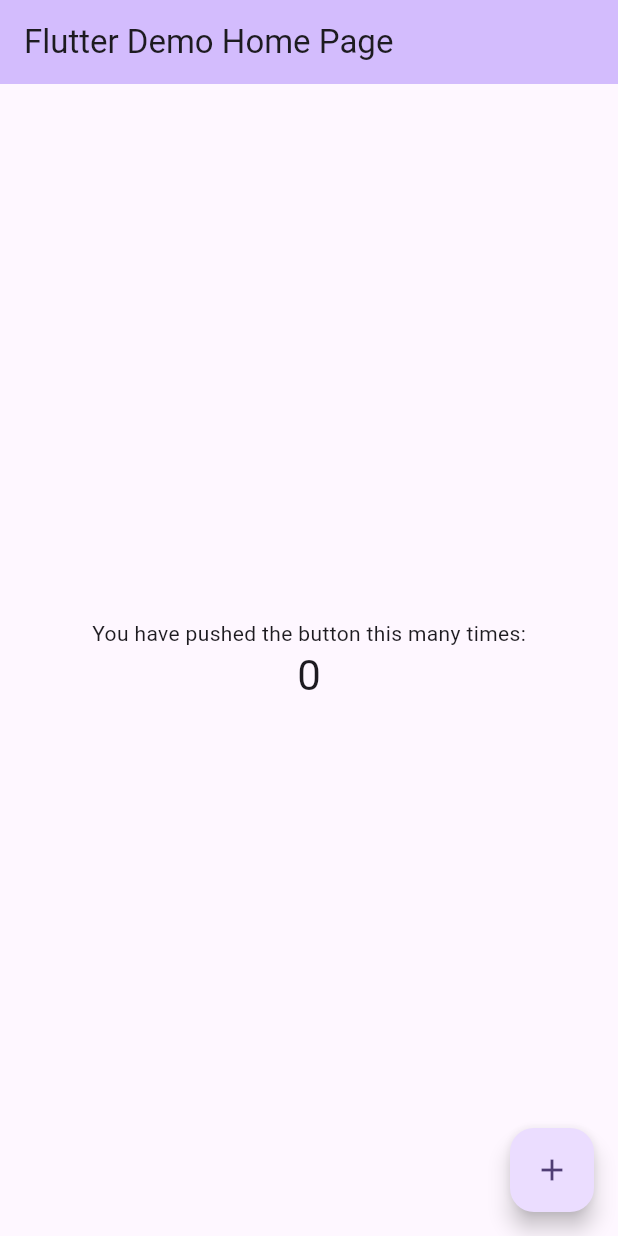
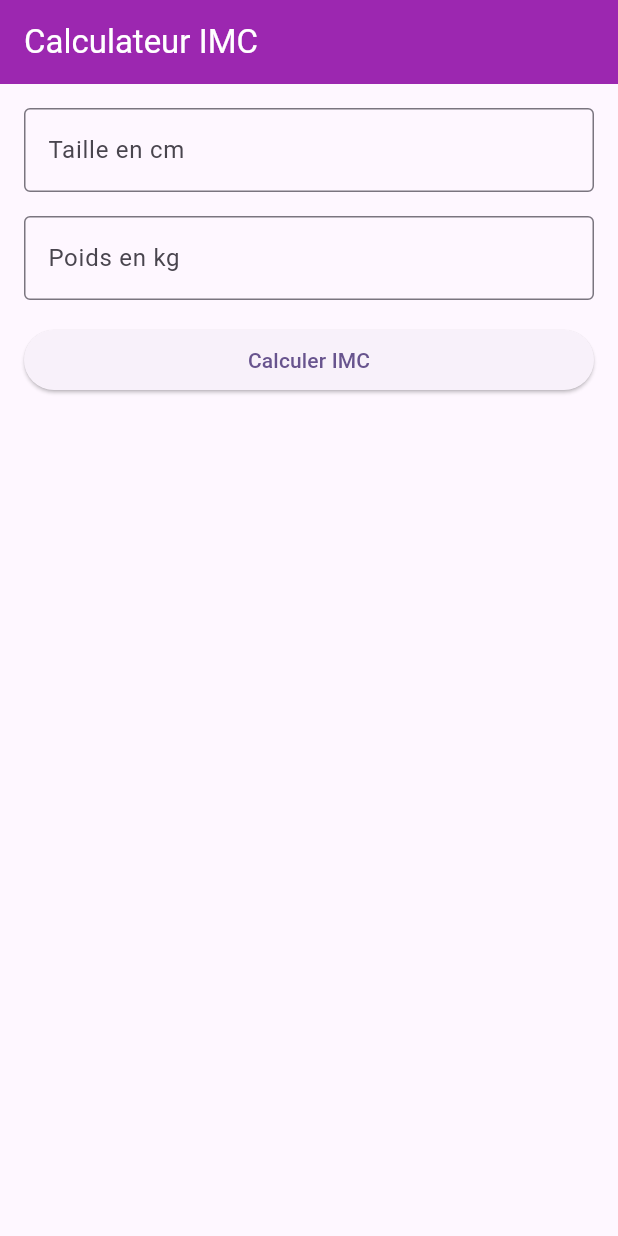
Before and after one commit to naelbenaissa/flutter_etu, a Flutter app: the screen it shows after launch, on a phone screen of 412 x 824 dp. Run offline on Flutter 3.47's test engine with Material 3 defaults, Android fonts, the phone set to English and light mode, and no system bars.

Commit message:
Initial Commit

```diff
--- a/lib/main.dart
+++ b/lib/main.dart
@@ -1,4 +1,5 @@
 import 'package:flutter/material.dart';
+import 'package:flutter_imc/views/home/home.dart';
 
 void main() {
   runApp(const MyApp());
@@ -7,119 +8,15 @@
 class MyApp extends StatelessWidget {
   const MyApp({super.key});
 
-  // This widget is the root of your application.
   @override
   Widget build(BuildContext context) {
     return MaterialApp(
       title: 'Flutter Demo',
       theme: ThemeData(
-        // This is the theme of your application.
-        //
-        // TRY THIS: Try running your application with "flutter run". You'll see
-        // the application has a purple toolbar. Then, without quitting the app,
-        // try changing the seedColor in the colorScheme below to Colors.green
-        // and then invoke "hot reload" (save your changes or press the "hot
-        // reload" button in a Flutter-supported IDE, or press "r" if you used
-        // the command line to start the app).
-        //
-        // Notice that the counter didn't reset back to zero; the application
-        // state is not lost during the reload. To reset the state, use hot
-        // restart instead.
-        //
-        // This works for code too, not just values: Most code changes can be
-        // tested with just a hot reload.
         colorScheme: ColorScheme.fromSeed(seedColor: Colors.deepPurple),
         useMaterial3: true,
       ),
-      home: const MyHomePage(title: 'Flutter Demo Home Page'),
+      home: const Home(),
     );
   }
 }
-
-class MyHomePage extends StatefulWidget {
-  const MyHomePage({super.key, required this.title});
-
-  // This widget is the home page of your application. It is stateful, meaning
-  // that it has a State object (defined below) that contains fields that affect
-  // how it looks.
-
-  // This class is the configuration for the state. It holds the values (in this
-  // case the title) provided by the parent (in this case the App widget) and
-  // used by the build method of the State. Fields in a Widget subclass are
-  // always marked "final".
-
-  final String title;
-
-  @override
-  State<MyHomePage> createState() => _MyHomePageState();
-}
-
-class _MyHomePageState extends State<MyHomePage> {
-  int _counter = 0;
-
-  void _incrementCounter() {
-    setState(() {
-      // This call to setState tells the Flutter framework that something has
-      // changed in this State, which causes it to rerun the build method below
-      // so that the display can reflect the updated values. If we changed
-      // _counter without calling setState(), then the build method would not be
-      // called again, and so nothing would appear to happen.
-      _counter++;
-    });
-  }
-
-  @override
-  Widget build(BuildContext context) {
-    // This method is rerun every time setState is called, for instance as done
-    // by the _incrementCounter method above.
-    //
-    // The Flutter framework has been optimized to make rerunning build methods
-    // fast, so that you can just rebuild anything that needs updating rather
-    // than having to individually change instances of widgets.
-    return Scaffold(
-      appBar: AppBar(
-        // TRY THIS: Try changing the color here to a specific color (to
-        // Colors.amber, perhaps?) and trigger a hot reload to see the AppBar
-        // change color while the other colors stay the same.
-        backgroundColor: Theme.of(context).colorScheme.inversePrimary,
-        // Here we take the value from the MyHomePage object that was created by
-        // the App.build method, and use it to set our appbar title.
-        title: Text(widget.title),
-      ),
-      body: Center(
-        // Center is a layout widget. It takes a single child and positions it
-        // in the middle of the parent.
-        child: Column(
-          // Column is also a layout widget. It takes a list of children and
-          // arranges them vertically. By default, it sizes itself to fit its
-          // children horizontally, and tries to be as tall as its parent.
-          //
-          // Column has various properties to control how it sizes itself and
-          // how it positions its children. Here we use mainAxisAlignment to
-          // center the children vertically; the main axis here is the vertical
-          // axis because Columns are vertical (the cross axis would be
-          // horizontal).
-          //
-          // TRY THIS: Invoke "debug painting" (choose the "Toggle Debug Paint"
-          // action in the IDE, or press "p" in the console), to see the
-          // wireframe for each widget.
-          mainAxisAlignment: MainAxisAlignment.center,
-          children: <Widget>[
-            const Text(
-              'You have pushed the button this many times:',
-            ),
-            Text(
-              '$_counter',
-              style: Theme.of(context).textTheme.headlineMedium,
-            ),
-          ],
-        ),
-      ),
-      floatingActionButton: FloatingActionButton(
-        onPressed: _incrementCounter,
-        tooltip: 'Increment',
-        child: const Icon(Icons.add),
-      ), // This trailing comma makes auto-formatting nicer for build methods.
-    );
-  }
-}
--- /dev/null
+++ b/lib/views/home/home.dart
@@ -0,0 +1,87 @@
+import 'package:flutter/material.dart';
+
+class Home extends StatefulWidget {
+  const Home({super.key});
+
+  @override
+  _HomeState createState() => _HomeState();
+}
+
+class _HomeState extends State<Home> {
+  final _formKey = GlobalKey<FormState>();
+  final _tailleController = TextEditingController();
+  final _poidsController = TextEditingController();
+
+
+  void _calculerIMC() {
+    if (_formKey.currentState!.validate()) {
+      final taille = double.parse(_tailleController.text) / 100;
+      final poids = double.parse(_poidsController.text);
+      final imc = poids / (taille * taille);
+
+      showDialog(
+        context: context,
+        builder: (context) => AlertDialog(
+          title: const Text('Votre IMC'),
+          content: Text('Votre IMC est de ${imc.toStringAsFixed(2)}'),
+          actions: [
+            TextButton(
+              onPressed: () => Navigator.pop(context),
+              child: const Text('OK'),
+            ),
+          ],
+        ),
+      );
+    }
+  }
+
+  @override
+  Widget build(BuildContext context) {
+    return Scaffold(
+      appBar: AppBar(
+        title: const Text('Calculateur IMC'),
+        backgroundColor: Colors.purple,
+        foregroundColor: Colors.white,
+      ),
+      body: Padding(
+        padding: const EdgeInsets.all(16.0),
+        child: Form(
+          key: _formKey,
+          child: Column(
+            crossAxisAlignment: CrossAxisAlignment.stretch,
+            children: [
+              TextFormField(
+                controller: _tailleController,
+                decoration: const InputDecoration(
+                  labelText: 'Taille en cm',
+                  border: OutlineInputBorder(),
+                ),
+                keyboardType: TextInputType.number,
+                validator: (value) => (value == null || double.tryParse(value) == null || double.parse(value) <= 0)
+                    ? 'Veuillez entrer une taille valide.'
+                    : null,
+              ),
+              const SizedBox(height: 16),
+              TextFormField(
+                controller: _poidsController,
+                decoration: const InputDecoration(
+                  labelText: 'Poids en kg',
+                  border: OutlineInputBorder(),
+                ),
+                keyboardType: TextInputType.number,
+                validator: (value) => (value == null || double.tryParse(value) == null || double.parse(value) <= 0)
+                    ? 'Veuillez entrer un poids valide.'
+                    : null,
+              ),
+              const SizedBox(height: 16),
+              ElevatedButton(
+                onPressed: _calculerIMC,
+                child: const Text('Calculer IMC'),
+              ),
+            ],
+          ),
+        ),
+      ),
+    );
+  }
+}
--- a/pubspec.yaml
+++ b/pubspec.yaml
@@ -1,4 +1,4 @@
-name: flutter_etu
+name: flutter_imc
 description: "A new Flutter project."
 # The following line prevents the package from being accidentally published to
 # pub.dev using `flutter pub publish`. This is preferred for private packages.
@@ -30,6 +30,8 @@ environment:
 dependencies:
   flutter:
     sdk: flutter
+  http: ^1.2.2
+  cached_network_image: ^3.4.1
 
 
   # The following adds the Cupertino Icons font to your application.
```
Also changed, not shown: lib/models/animal.dart (added, +26 -0 lines), lib/services/data_provider.dart (added, +20 -0 lines), pubspec.lock, 1 other file.
